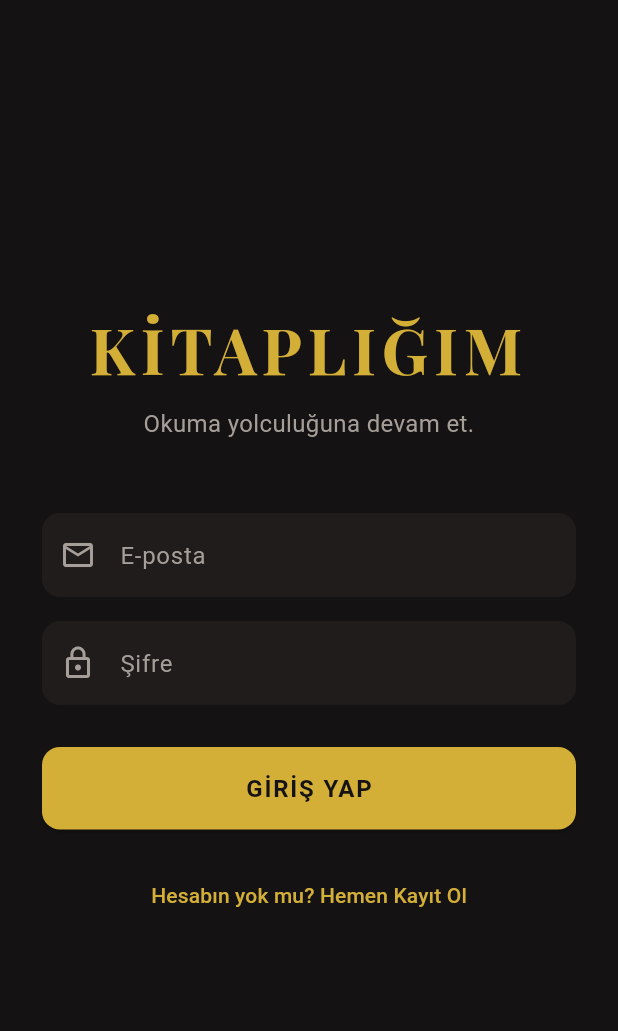
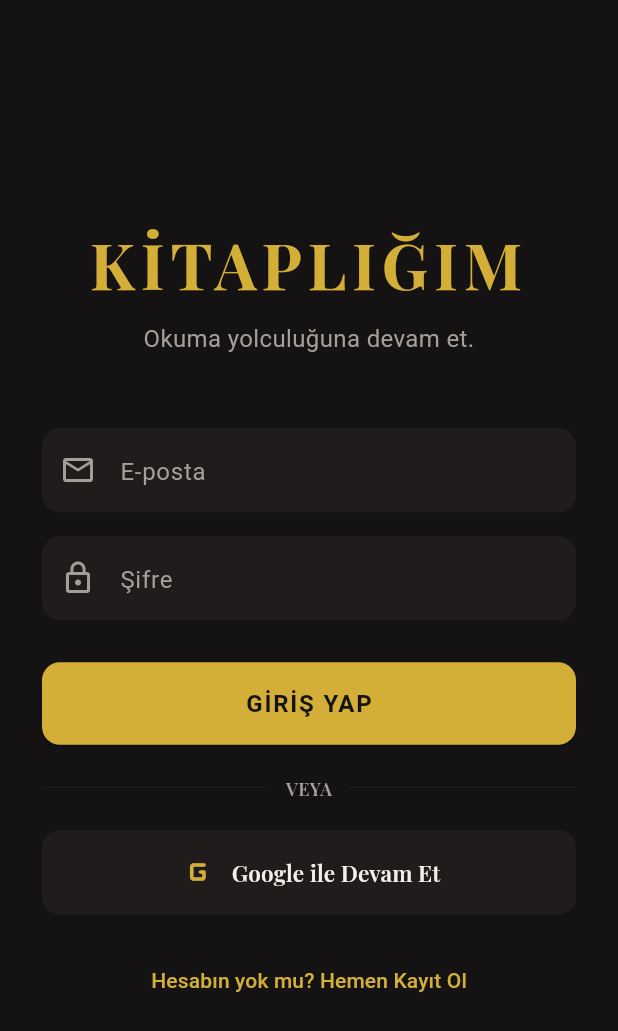
Before and after one commit to EsraYamanCode/book-tracker, a Flutter app: the screen it shows after launch, on a phone screen of 412 x 824 dp. Shown: the top 1031 px of the screen. Run offline on Flutter 3.47's test engine with Material 3 defaults, Android fonts, the phone set to English and light mode, and no system bars; our stand-ins replace cached_network_image, equatable, flutter_bloc, flutter_heatmap_calendar, flutter_native_splash, flutter_secure_storage and 2 more.

Commit message:
temp: backend stability and disabled google signin

```diff
--- a/mobile/lib/blocs/auth/auth_bloc.dart
+++ b/mobile/lib/blocs/auth/auth_bloc.dart
@@ -14,6 +14,7 @@ class AuthBloc extends Bloc<AuthEvent, AuthState> {
     on<AuthRegisterSubmitted>(_onAuthRegisterSubmitted);
     on<AuthLogoutRequested>(_onAuthLogoutRequested);
     on<AuthAccountDeleteRequested>(_onAuthAccountDeleteRequested);
+    on<GoogleSignInRequested>(_onGoogleSignInRequested);
   }
 
   Future<void> _onAuthCheckRequested(
@@ -75,4 +76,23 @@ class AuthBloc extends Bloc<AuthEvent, AuthState> {
       emit(AuthFailure(message: e.toString().replaceAll('Exception: ', '')));
     }
   }
+
+  Future<void> _onGoogleSignInRequested(
+    GoogleSignInRequested event,
+    Emitter<AuthState> emit,
+  ) async {
+    emit(AuthLoading());
+    try {
+      final idToken = await _authRepository.signInWithGoogle();
+      if (idToken == null) {
+        emit(Unauthenticated()); // Kullanıcı vazgeçtiyse
+        return;
+      }
+
+      await _authRepository.loginWithGoogle(idToken);
+      emit(Authenticated());
+    } catch (e) {
+      emit(AuthFailure(message: 'Google ile giriş başarısız oldu.'));
+    }
+  }
 }
--- a/mobile/lib/blocs/auth/auth_event.dart
+++ b/mobile/lib/blocs/auth/auth_event.dart
@@ -31,3 +31,5 @@ class AuthRegisterSubmitted extends AuthEvent {
 class AuthLogoutRequested extends AuthEvent {}
 
 class AuthAccountDeleteRequested extends AuthEvent {}
+
+class GoogleSignInRequested extends AuthEvent {}
--- a/mobile/lib/data/repositories/auth_repository.dart
+++ b/mobile/lib/data/repositories/auth_repository.dart
@@ -1,6 +1,7 @@
 import 'package:flutter_secure_storage/flutter_secure_storage.dart';
-import 'package:sayfa/core/network/api_client.dart';
+import '../../core/network/api_client.dart';
 import '../../core/constants/api_constants.dart';
+import 'package:google_sign_in/google_sign_in.dart';
 
 class AuthRepository {
   final ApiClient _client;
@@ -34,4 +35,13 @@ class AuthRepository {
   }
 
   Future<String?> getToken() async => _storage.read(key: 'jwt_token');
+
+  Future<String?> signInWithGoogle() async {
+    print('Google Sign-In geçici olarak devre dışı bırakıldı.');
+    return null;
+  }
+
+  Future<void> loginWithGoogle(String idToken) async {
+    //Pasif Mod
+  }
 }
--- a/mobile/lib/presentation/screens/auth_screen.dart
+++ b/mobile/lib/presentation/screens/auth_screen.dart
@@ -154,6 +154,62 @@ class _AuthScreenState extends State<AuthScreen> {
                     ),
                     const SizedBox(height: 20),
 
+                    Row(
+                      children: const [
+                        Expanded(child: Divider(color: AppTheme.surface)),
+                        Padding(
+                          padding: EdgeInsets.symmetric(horizontal: 12),
+                          child: Text(
+                            'VEYA',
+                            style: TextStyle(
+                              color: AppTheme.textSecondary,
+                              fontSize: 12,
+                              fontWeight: FontWeight.w600,
+                            ),
+                          ),
+                        ),
+                        Expanded(child: Divider(color: AppTheme.surface)),
+                      ],
+                    ),
+                    const SizedBox(height: 20),
+
+                    // Google ile Giriş Butonu
+                    OutlinedButton.icon(
+                      onPressed: isLoading
+                          ? null
+                          : () {
+                              context.read<AuthBloc>().add(
+                                GoogleSignInRequested(),
+                              );
+                            },
+                      style: OutlinedButton.styleFrom(
+                        padding: const EdgeInsets.symmetric(vertical: 14),
+                        side: const BorderSide(
+                          color: AppTheme.surface,
+                          width: 1.5,
+                        ),
+                        shape: RoundedRectangleBorder(
+                          borderRadius: BorderRadius.circular(12),
+                        ),
+                        backgroundColor: AppTheme.surface,
+                      ),
+                      icon: const Icon(
+                        Icons
+                            .g_mobiledata_rounded, // Varsa Google ikonu veya standart g simgesi
+                        size: 28,
+                        color: AppTheme.accentGold,
+                      ),
+                      label: const Text(
+                        'Google ile Devam Et',
+                        style: TextStyle(
+                          color: AppTheme.textPrimary,
+                          fontSize: 15,
+                          fontWeight: FontWeight.w600,
+                        ),
+                      ),
+                    ),
+                    const SizedBox(height: 20),
+
                     TextButton(
                       onPressed: () {
                         setState(() {
--- a/mobile/pubspec.yaml
+++ b/mobile/pubspec.yaml
@@ -41,6 +41,8 @@ dependencies:
   google_fonts: ^8.2.1
   flutter_native_splash: ^2.4.0
   cached_network_image: ^3.4.1
+  flutter_heatmap_calendar: ^1.0.5
+  google_sign_in: ^6.2.1
 
 dev_dependencies:
   flutter_test:
@@ -66,6 +68,7 @@ flutter:
 
   assets:
     - assets/icons/
+    - assets/gifs/
 
 flutter_native_splash:
   color: "#14120E"
```
Also changed, not shown: mobile/pubspec.lock, 4 other files.
